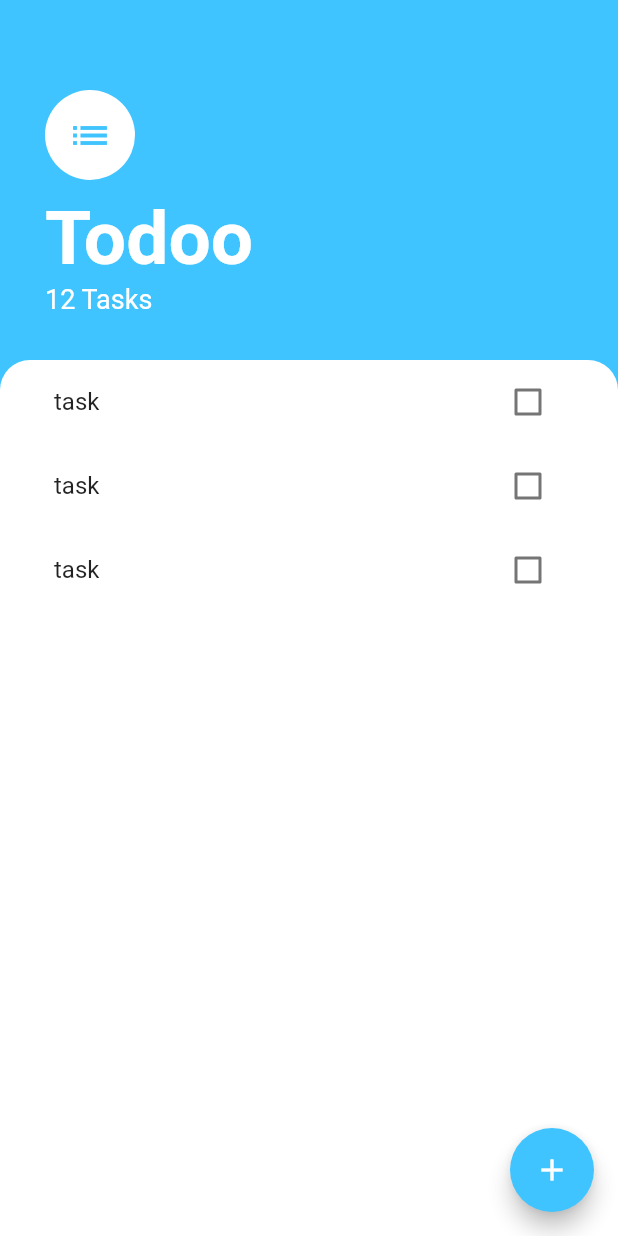
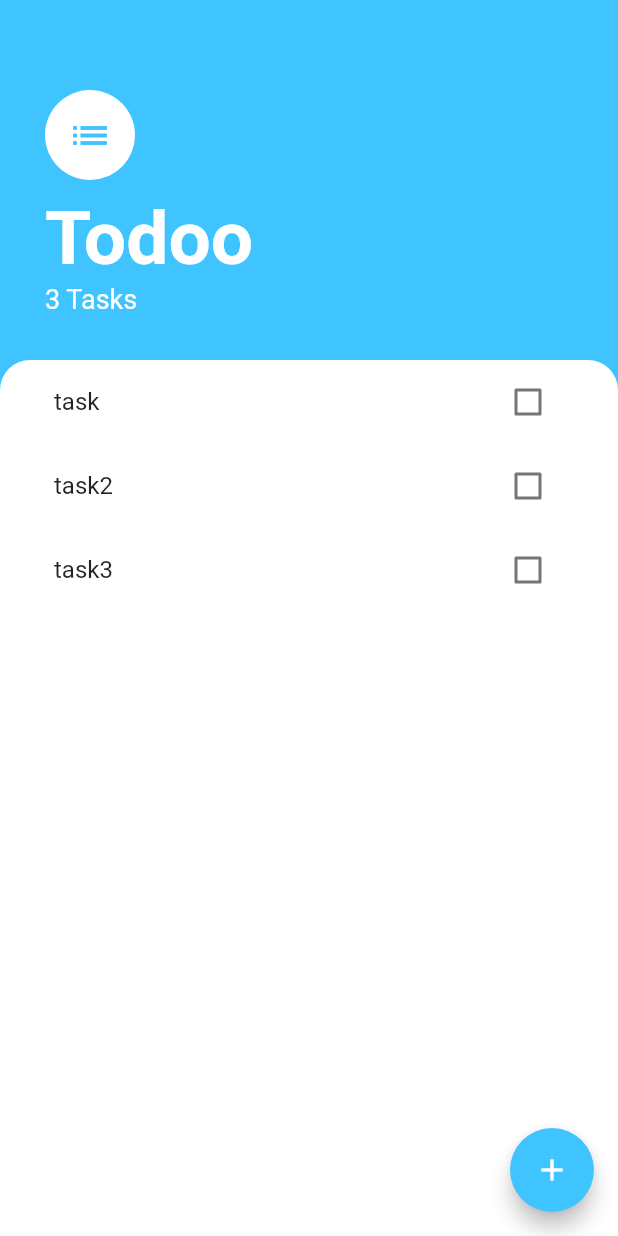
Before and after one commit to mqkotoo/Todo_app02, a Flutter app: the screen it shows after launch, on a phone screen of 412 x 824 dp. Run offline on Flutter 3.47's test engine with Material 2 defaults, Android fonts, the phone set to English and light mode, and no system bars.

Commit message:
simplify code

```diff
--- /dev/null
+++ b/lib/models/task_model.dart
@@ -0,0 +1,12 @@
+class Task {
+
+  final String name;
+  bool isDone;
+
+  Task({required this.name,this.isDone = false });
+
+  void toggleDone() {
+    isDone = !isDone;
+  }
+
+}
--- a/lib/screens/add_task_screen.dart
+++ b/lib/screens/add_task_screen.dart
@@ -1,6 +1,13 @@
 import 'package:flutter/material.dart';
 
 class AddTaskScreen extends StatelessWidget {
+
+  final void Function(dynamic) addTaskCallback;
+
+  AddTaskScreen(this.addTaskCallback);
+
+  String? newTaskTitle;
+
   @override
   Widget build(BuildContext context) {
     return Container(
@@ -35,6 +42,9 @@ class AddTaskScreen extends StatelessWidget {
                   ),
                 ),
               ),
+              onChanged: (newValue) {
+                newTaskTitle = newValue;
+              },
             ),
             SizedBox(
               height: 30.0,
@@ -47,7 +57,9 @@ class AddTaskScreen extends StatelessWidget {
                       MaterialStateProperty.all(Colors.lightBlueAccent),
                   foregroundColor: MaterialStateProperty.all(Colors.white),
                 ),
-                onPressed: () {},
+                onPressed: () {
+                  addTaskCallback(newTaskTitle);
+                },
                 child: Text(
                   'Add',
                   style: TextStyle(
--- a/lib/screens/tasks_screen.dart
+++ b/lib/screens/tasks_screen.dart
@@ -1,9 +1,21 @@
 import 'package:flutter/material.dart';
+import 'package:todo_app02/models/task_model.dart';
 
 import '../widgets/tasks_list.dart';
 import 'add_task_screen.dart';
 
-class TasksScreen extends StatelessWidget {
+class TasksScreen extends StatefulWidget {
+
+  @override
+  State<TasksScreen> createState() => _TasksScreenState();
+}
+
+class _TasksScreenState extends State<TasksScreen> {
+  List<Task> tasks = [
+    Task(name: 'task'),
+    Task(name: 'task2'),
+    Task(name: 'task3'),
+  ];
 
   @override
   Widget build(BuildContext context) {
@@ -17,7 +29,12 @@ class TasksScreen extends StatelessWidget {
               builder: (context) => SingleChildScrollView(
                   child:Container(
                     padding: EdgeInsets.only(bottom: MediaQuery.of(context).viewInsets.bottom),
-                    child: AddTaskScreen(),
+                    child: AddTaskScreen((newTaskTitle) {
+                      setState(() {
+                        tasks.add(Task(name: newTaskTitle),);
+                      });
+                      Navigator.pop(context);
+                    }),
                   )
               )
           );
@@ -54,7 +71,7 @@ class TasksScreen extends StatelessWidget {
                       fontWeight: FontWeight.w700),
                 ),
                 Text(
-                  '12 Tasks',
+                  '${tasks.length} Tasks',
                   style: TextStyle(
                     color: Colors.white,
                     fontSize: 18.0,
@@ -73,7 +90,7 @@ class TasksScreen extends StatelessWidget {
                   topRight: Radius.circular(20.0),
                 ),
               ),
-              child: TasksList(),
+              child: TasksList(tasks),
             ),
           ),
         ],
--- a/lib/widgets/tasks_list.dart
+++ b/lib/widgets/tasks_list.dart
@@ -1,19 +1,37 @@
 import 'package:flutter/material.dart';
+import 'package:todo_app02/models/task_model.dart';
 import 'package:todo_app02/widgets/tasks_tile.dart';
 
-class TasksList extends StatelessWidget {
-  const TasksList({
-    Key? key,
-  }) : super(key: key);
+class TasksList extends StatefulWidget {
+
+  final List<Task> tasks;
+
+  TasksList(this.tasks);
+
+  @override
+  State<TasksList> createState() => _TasksListState();
+}
+
+class _TasksListState extends State<TasksList> {
+
 
   @override
   Widget build(BuildContext context) {
-    return ListView(
-      children: [
-        TaskTile(),
-        TaskTile(),
-        TaskTile(),
-      ],
+    return ListView.builder(
+      itemBuilder: (context, index) {
+        return TaskTile(
+          isChecked: widget.tasks[index].isDone,
+          taskTitle: widget.tasks[index].name,
+          checkboxCallback: (checkboxState) {
+            setState(
+              () {
+                widget.tasks[index].toggleDone();
+              },
+            );
+          },
+        );
+      },
+      itemCount: widget.tasks.length,
     );
   }
 }
--- a/lib/widgets/tasks_tile.dart
+++ b/lib/widgets/tasks_tile.dart
@@ -1,47 +1,25 @@
 import 'package:flutter/material.dart';
 
-class TaskTile extends StatefulWidget {
-  @override
-  State<TaskTile> createState() => _TaskTileState();
-}
+class TaskTile extends StatelessWidget {
+  final bool isChecked;
+  final String taskTitle;
+  final void Function(bool?) checkboxCallback;
 
-class _TaskTileState extends State<TaskTile> {
-  bool isChecked = false;
-
-  void checkboxCallback  (bool? checkboxState) {
-    setState(() {
-      isChecked = checkboxState!;
-    });
-  }
+  TaskTile({required this.isChecked,required this.taskTitle,required this.checkboxCallback});
 
   @override
   Widget build(BuildContext context) {
     return ListTile(
       title: Text(
-        'task',
+        taskTitle,
         style: TextStyle(
             decoration: isChecked ? TextDecoration.lineThrough : null),
       ),
-      trailing: TaskCheckBox(
-          checkboxState: isChecked,
-        toggleCheckboxState: checkboxCallback,
+      trailing: Checkbox(
+        activeColor: Colors.lightBlueAccent,
+        value: isChecked,
+        onChanged: checkboxCallback,
       ),
     );
   }
 }
-
-class TaskCheckBox extends StatelessWidget {
-  final bool checkboxState;
-  final void Function (bool?) toggleCheckboxState;
-
-  TaskCheckBox({required this.checkboxState,required this.toggleCheckboxState});
-
-  @override
-  Widget build(BuildContext context) {
-    return Checkbox(
-      activeColor: Colors.lightBlueAccent,
-      value: checkboxState,
-      onChanged: toggleCheckboxState,
-    );
-  }
-}
```
